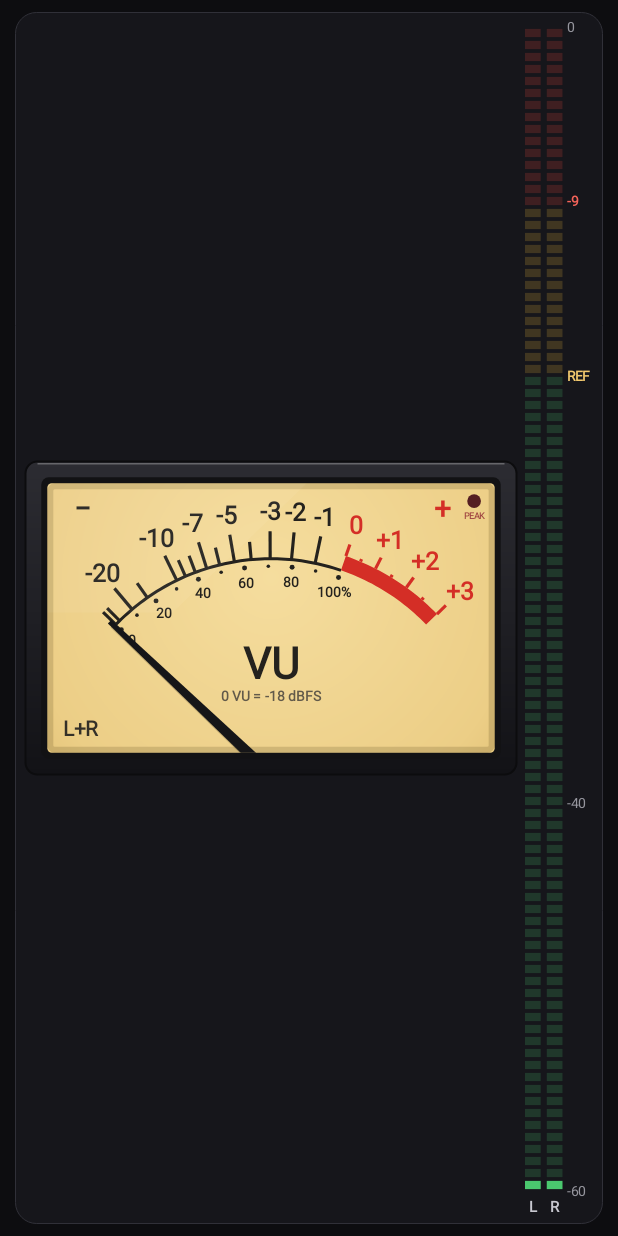
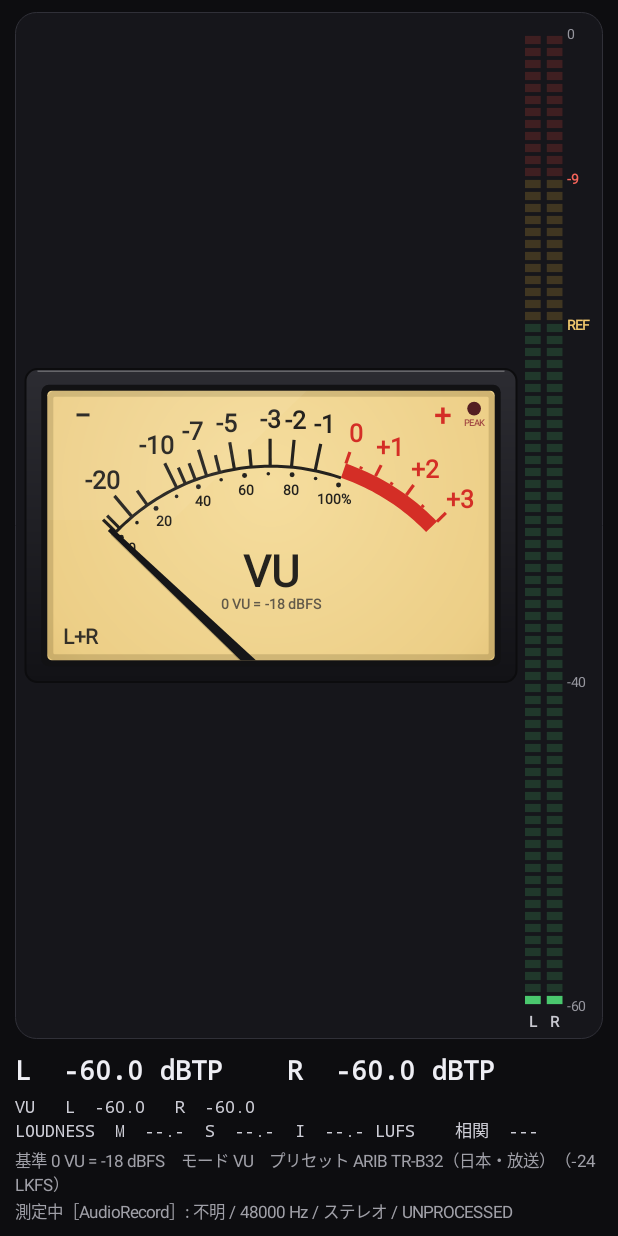
Before and after one commit to TanceMoyashi/vumeter-android, an Android app: the screen it shows after launch (MainActivity), on a phone screen of 412 x 824 dp. Run offline under Robolectric (Android 15) with nearby library versions, the phone set to English and light mode, and no system bars.

Commit message:
v1.18: 数値読み出し（dBTP／VU値／LOUDNESS／相関／測定状態）と設定現在値を前面パネルに常時表示へ移設

```diff
--- a/app/build.gradle.kts
+++ b/app/build.gradle.kts
@@ -11,8 +11,8 @@ android {
         applicationId = "jp.himawari.vumeter"
         minSdk = 31
         targetSdk = 36
-        versionCode = 18
-        versionName = "1.17"
+        versionCode = 19
+        versionName = "1.18"
     }
 
     buildTypes {
--- a/app/src/main/java/jp/himawari/vumeter/MainActivity.kt
+++ b/app/src/main/java/jp/himawari/vumeter/MainActivity.kt
@@ -60,6 +60,7 @@ class MainActivity : Activity() {
     private lateinit var statusText: TextView
     private lateinit var bigPeakText: TextView
     private lateinit var infoText: TextView
+    private lateinit var settingsStateText: TextView
     private lateinit var startButton: Button
     private lateinit var leverSwitch: LeverSwitchView
     private lateinit var stageView: LinearLayout
@@ -222,7 +223,7 @@ class MainActivity : Activity() {
             setBackgroundColor(Color.rgb(13, 13, 16))
         }
 
-        // Main screen: ONLY the meters and the independent dBTP peak display.
+        // Main screen: the meters plus always-visible readouts (v1.18).
         // No app title, no instructions, and no settings controls on the main screen.
         val mainLayout = LinearLayout(this).apply {
             orientation = LinearLayout.VERTICAL
@@ -313,6 +314,43 @@ class MainActivity : Activity() {
             LinearLayout.LayoutParams(LinearLayout.LayoutParams.MATCH_PARENT, 0, 1f)
         )
 
+        // Front-panel readouts (always visible, v1.18): peak dBTP, VU/loudness
+        // values, current settings values (small), and the measurement status line.
+        bigPeakText = TextView(this).apply {
+            textSize = 18f
+            setTextColor(Color.rgb(238, 238, 244))
+            typeface = android.graphics.Typeface.MONOSPACE
+            setTypeface(typeface, android.graphics.Typeface.BOLD)
+            setPadding(0, dp(8), 0, 0)
+            text = "L   --.- dBTP    R   --.- dBTP"
+        }
+        mainLayout.addView(bigPeakText)
+
+        infoText = TextView(this).apply {
+            textSize = 11.5f
+            setTextColor(Color.rgb(205, 205, 214))
+            typeface = android.graphics.Typeface.MONOSPACE
+            setPadding(0, dp(4), 0, 0)
+            text = "VU   L    ---   R    ---\nLOUDNESS  M  --.-  S  --.-  I  --.- LUFS    相関  ---"
+        }
+        mainLayout.addView(infoText)
+
+        settingsStateText = TextView(this).apply {
+            textSize = 11f
+            setTextColor(Color.rgb(160, 160, 168))
+            setPadding(0, dp(4), 0, 0)
+            text = ""
+        }
+        mainLayout.addView(settingsStateText)
+
+        statusText = TextView(this).apply {
+            textSize = 11f
+            setTextColor(Color.rgb(160, 160, 168))
+            setPadding(0, dp(2), 0, 0)
+            text = ""
+        }
+        mainLayout.addView(statusText)
+
         // Attach 700ms long-press handler to the main screen (single tap does nothing)
         val longPressTouchListener = View.OnTouchListener { _, event ->
             handleMainTouch(event)
@@ -324,6 +362,10 @@ class MainActivity : Activity() {
         meterL.setOnTouchListener(longPressTouchListener)
         meterR.setOnTouchListener(longPressTouchListener)
         ledMeter.setOnTouchListener(longPressTouchListener)
+        bigPeakText.setOnTouchListener(longPressTouchListener)
+        infoText.setOnTouchListener(longPressTouchListener)
+        settingsStateText.setOnTouchListener(longPressTouchListener)
+        statusText.setOnTouchListener(longPressTouchListener)
 
         rootFrame.addView(
             mainLayout,
@@ -405,6 +447,13 @@ class MainActivity : Activity() {
         }
     }
 
+    private fun updateSettingsStateText() {
+        if (!::settingsStateText.isInitialized) return
+        val modeLabel = if (displayMode == MeterView.DisplayMode.VU) "VU" else "ラウドネス"
+        settingsStateText.text =
+            "基準 0 VU = ${referenceDbfs.toInt()} dBFS　モード $modeLabel　プリセット ${currentPreset().displayLabel}"
+    }
+
     private fun setRefLabels() {
         val label = "0 VU = ${referenceDbfs.toInt()} dBFS"
         meterAvg.refLabel = label
@@ -412,6 +461,7 @@ class MainActivity : Activity() {
         meterR.refLabel = label
         if (::ledMeter.isInitialized) ledMeter.referenceDbfs = referenceDbfs
         if (::leverSwitch.isInitialized) leverSwitch.value = referenceDbfs
+        updateSettingsStateText()
     }
 
     private fun syncDisplayMode() {
@@ -442,6 +492,7 @@ class MainActivity : Activity() {
         if (::meterAvg.isInitialized && ::meterRow.isInitialized) {
             applyOrientation(resources.configuration.orientation)
         }
+        updateSettingsStateText()
     }
 
     /**
@@ -610,34 +661,6 @@ class MainActivity : Activity() {
             ).apply { setMargins(0, dp(4), 0, 0) }
             container.addView(b, lp)
         }
-
-        // Independent True Peak (dBTP) & measurement readout inside settings panel
-        bigPeakText = TextView(this).apply {
-            textSize = 18f
-            setTextColor(Color.rgb(238, 238, 244))
-            typeface = android.graphics.Typeface.MONOSPACE
-            setTypeface(typeface, android.graphics.Typeface.BOLD)
-            setPadding(0, dp(16), 0, 0)
-            text = "L   --.- dBTP    R   --.- dBTP"
-        }
-        container.addView(bigPeakText)
-
-        infoText = TextView(this).apply {
-            textSize = 11.5f
-            setTextColor(Color.rgb(205, 205, 214))
-            typeface = android.graphics.Typeface.MONOSPACE
-            setPadding(0, dp(6), 0, 0)
-            text = "VU   L    ---   R    ---\nLOUDNESS  M  --.-  S  --.-  I  --.- LUFS    相関  ---"
-        }
-        container.addView(infoText)
-
-        statusText = TextView(this).apply {
-            textSize = 11f
-            setTextColor(Color.rgb(160, 160, 168))
-            setPadding(0, dp(6), 0, 0)
-            text = ""
-        }
-        container.addView(statusText)
 
         settingsOverlay.addView(container)
     }
```
Also changed, not shown: 2 other files.
